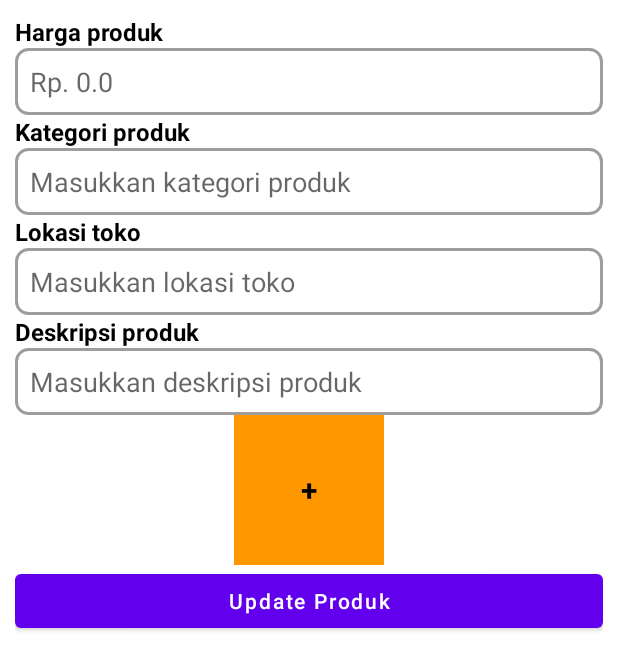
After one commit to Dwisatriapatra/SecondHand, an Android app: the layout custom_edit_data_product_dialog_alert.xml on its own in the app's theme, with its tools: preview values and no code run, on a phone screen of 412 x 824 dp. The commit adds this screen. Shown: the top 670 px of the screen. Run offline under Robolectric (Android 15) with nearby library versions, the phone set to English and light mode, and no system bars.

Commit message:
Adding "Update data product" features

```diff
--- a/app/src/main/java/com/example/secondhand/view/activity/LengkapiInfoAkun.kt
+++ b/app/src/main/java/com/example/secondhand/view/activity/LengkapiInfoAkun.kt
@@ -83,7 +83,7 @@ class LengkapiInfoAkun : AppCompatActivity() {
                         kota,
                         email!!,
                         nama,
-                        imageMultiPart,
+                        //imageMultiPart,
                         password!!,
                         nomorHandphone
                     )
@@ -116,6 +116,8 @@ class LengkapiInfoAkun : AppCompatActivity() {
         val intent = Intent()
         intent.action = Intent.ACTION_GET_CONTENT
         intent.type = "image/*"
+        intent.addFlags(Intent.FLAG_GRANT_PERSISTABLE_URI_PERMISSION)
+        intent.addFlags(Intent.FLAG_GRANT_READ_URI_PERMISSION)
         val chooser = Intent.createChooser(intent, "Choose picture")
         launcherIntentGallery.launch(chooser)
     }
--- a/app/src/main/java/com/example/secondhand/viewmodel/UserViewModel.kt
+++ b/app/src/main/java/com/example/secondhand/viewmodel/UserViewModel.kt
@@ -80,11 +80,11 @@ class UserViewModel @Inject constructor(api: ApiServices) : ViewModel() {
         city: RequestBody,
         email: RequestBody,
         fullName: RequestBody,
-        image: MultipartBody.Part,
+        //image: MultipartBody.Part,
         password: RequestBody,
         phoneNumber: RequestBody
     ){
-        apiServices.updateUserProfile(token, address, city, email, fullName, image, password, phoneNumber)
+        apiServices.updateUserProfile(token, address, city, email, fullName, password, phoneNumber)
             .enqueue(object: Callback<UpdateProfileUserResponse>{
                 override fun onResponse(
                     call: Call<UpdateProfileUserResponse>,
--- /dev/null
+++ b/app/src/main/res/layout/custom_edit_data_product_dialog_alert.xml
@@ -0,0 +1,116 @@
+<?xml version="1.0" encoding="utf-8"?>
+<LinearLayout xmlns:android="http://schemas.android.com/apk/res/android"
+    xmlns:tools="http://schemas.android.com/tools"
+    android:layout_width="match_parent"
+    android:layout_height="match_parent"
+    android:padding="10dp"
+    android:orientation="vertical">
+<!--    <TextView-->
+<!--        android:layout_width="match_parent"-->
+<!--        android:layout_height="wrap_content"-->
+<!--        android:text="@string/nama_produk"-->
+<!--        android:textColor="@color/black"-->
+<!--        android:textStyle="bold"-->
+<!--        android:textSize="16sp"/>-->
+<!--    <EditText-->
+<!--        android:layout_width="match_parent"-->
+<!--        android:layout_height="wrap_content"-->
+<!--        android:inputType="text"-->
+<!--        android:hint="@string/masukkan_nama_produk"-->
+<!--        android:background="@drawable/custom_edit_text_layout"-->
+<!--        android:id="@+id/edit_product_nama"-->
+<!--        android:padding="10dp"-->
+<!--        android:importantForAutofill="no" />-->
+    <TextView
+        android:layout_width="match_parent"
+        android:layout_height="wrap_content"
+        android:text="Harga produk"
+        android:textColor="@color/black"
+        android:textStyle="bold"
+        android:textSize="16sp"
+        tools:ignore="HardcodedText" />
+    <EditText
+        android:layout_width="match_parent"
+        android:layout_height="wrap_content"
+        android:inputType="text"
+        android:hint="Rp. 0.0"
+        android:background="@drawable/custom_edit_text_layout"
+        android:id="@+id/edit_product_harga"
+        android:padding="10dp"
+        android:importantForAutofill="no"
+        tools:ignore="HardcodedText" />
+    <TextView
+        android:layout_width="match_parent"
+        android:layout_height="wrap_content"
+        android:text="@string/kategori_produk"
+        android:textColor="@color/black"
+        android:textStyle="bold"
+        android:textSize="16sp"/>
+    <EditText
+        android:layout_width="match_parent"
+        android:layout_height="wrap_content"
+        android:inputType="text"
+        android:hint="@string/masukkan_kategori_produk"
+        android:background="@drawable/custom_edit_text_layout"
+        android:id="@+id/edit_product_kategori"
+        android:padding="10dp"
+        android:importantForAutofill="no" />
+    <TextView
+        android:layout_width="match_parent"
+        android:layout_height="wrap_content"
+        android:text="@string/lokasi_toko"
+        android:textColor="@color/black"
+        android:textStyle="bold"
+        android:textSize="16sp"/>
+    <EditText
+        android:layout_width="match_parent"
+        android:layout_height="wrap_content"
+        android:inputType="text"
+        android:hint="@string/masukkan_lokasi_toko"
+        android:background="@drawable/custom_edit_text_layout"
+        android:id="@+id/edit_product_lokasi_toko"
+        android:padding="10dp"
+        android:importantForAutofill="no" />
+    <TextView
+        android:layout_width="match_parent"
+        android:layout_height="wrap_content"
+        android:text="@string/deskripsi_produk"
+        android:textColor="@color/black"
+        android:textStyle="bold"
+        android:textSize="16sp"/>
+    <EditText
+        android:layout_width="match_parent"
+        android:layout_height="wrap_content"
+        android:inputType="text"
+        android:hint="@string/masukkan_deskripsi_produk"
+        android:background="@drawable/custom_edit_text_layout"
+        android:id="@+id/edit_product_deskripsi"
+        android:padding="10dp"
+        android:importantForAutofill="no" />
+    <RelativeLayout
+        android:layout_width="100dp"
+        android:layout_height="100dp"
+        android:id="@+id/edit_product_foto_button"
+        android:layout_gravity="center_horizontal">
+        <ImageView
+            android:layout_width="100dp"
+            android:layout_height="100dp"
+            android:id="@+id/edit_product_foto"
+            android:background="@color/telusuri_kategori_button_selected_item"
+            android:contentDescription="@string/img" />
+        <TextView
+            android:layout_width="wrap_content"
+            android:layout_height="wrap_content"
+            android:text="@string/add"
+            android:textColor="@color/black"
+            android:layout_centerInParent="true"
+            android:textSize="20sp"
+            android:textStyle="bold"/>
+    </RelativeLayout>
+    <Button
+        android:layout_width="match_parent"
+        android:layout_height="wrap_content"
+        android:text="@string/update_produk"
+        android:textAllCaps="false"
+        android:id="@+id/edit_product_update_button"/>
+</LinearLayout>
--- a/app/src/main/res/values/strings.xml
+++ b/app/src/main/res/values/strings.xml
@@ -71,6 +71,15 @@
     <string name="alamat">Alamat</string>
     <string name="nomor_handphone">Nomor handphone</string>
     <string name="simpan">Simpan</string>
+    <string name="nama_produk">Nama produk</string>
+    <string name="masukkan_nama_produk">Masukkan nama produk</string>
+    <string name="kategori_produk">Kategori produk</string>
+    <string name="masukkan_kategori_produk">Masukkan kategori produk</string>
+    <string name="masukkan_lokasi_toko">Masukkan lokasi toko</string>
+    <string name="add">+</string>
+    <string name="update_produk">Update Produk</string>
+    <string name="masukkan_deskripsi_produk">Masukkan deskripsi produk</string>
+
     <string name="text_perbarui_status">Perbarui status penjualan produkmu</string>
     <string name="text_berhasil_terjual">Berhasil terjual</string>
     <string name="text_ket_berhasil_terjual">Kamu telah sepakat menjual produk ini kepada pembeli</string>
@@ -78,7 +87,6 @@
     <string name="text_ket_batalkan_transaksi">Kamu membatalkan transaksi produk ini dengan pembeli</string>
     <string name="text_kirim">Kirim</string>
 
-
     <!-- TODO: Remove or change this placeholder text -->
 
 
```
Also changed, not shown: app/src/main/java/com/example/secondhand/model/GetSellerProductUpdateResponse.kt (added, +14 -0 lines), app/src/main/java/com/example/secondhand/model/SellerProductUpdateRequest.kt (added, +12 -0 lines), app/src/main/java/com/example/secondhand/network/ApiServices.kt (+13 -1 lines), app/src/main/java/com/example/secondhand/view/fragment/DaftarJualFragment.kt (+138 -17 lines), app/src/main/java/com/example/secondhand/viewmodel/SellerProductViewModel.kt (+31 -0 lines).
